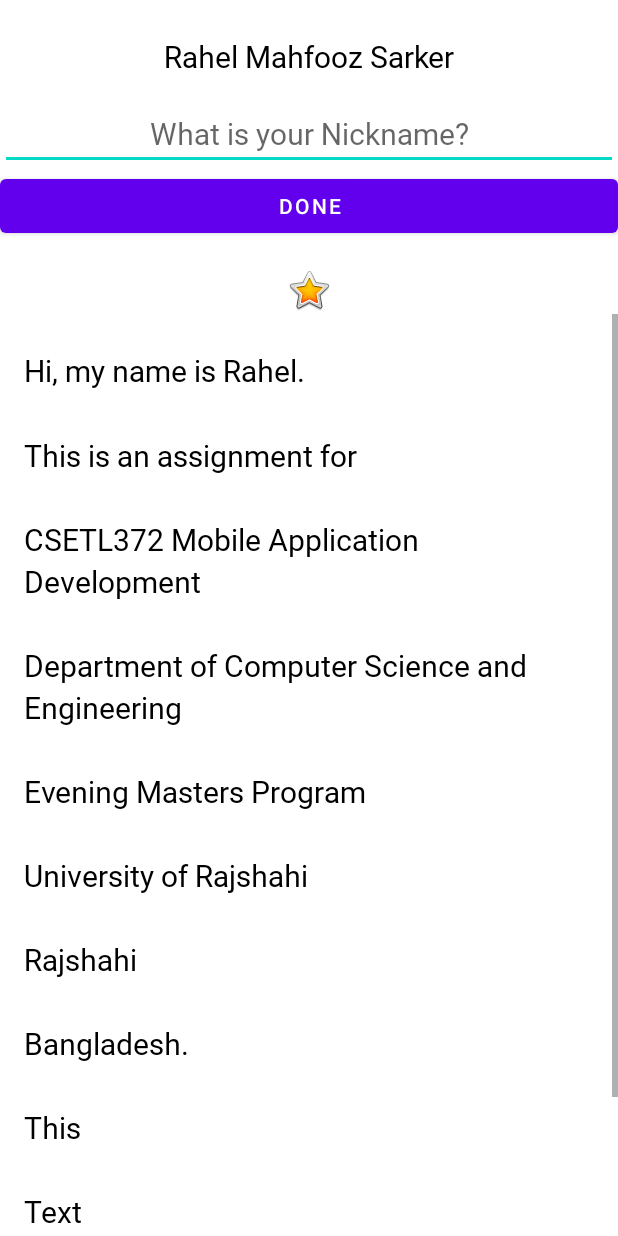
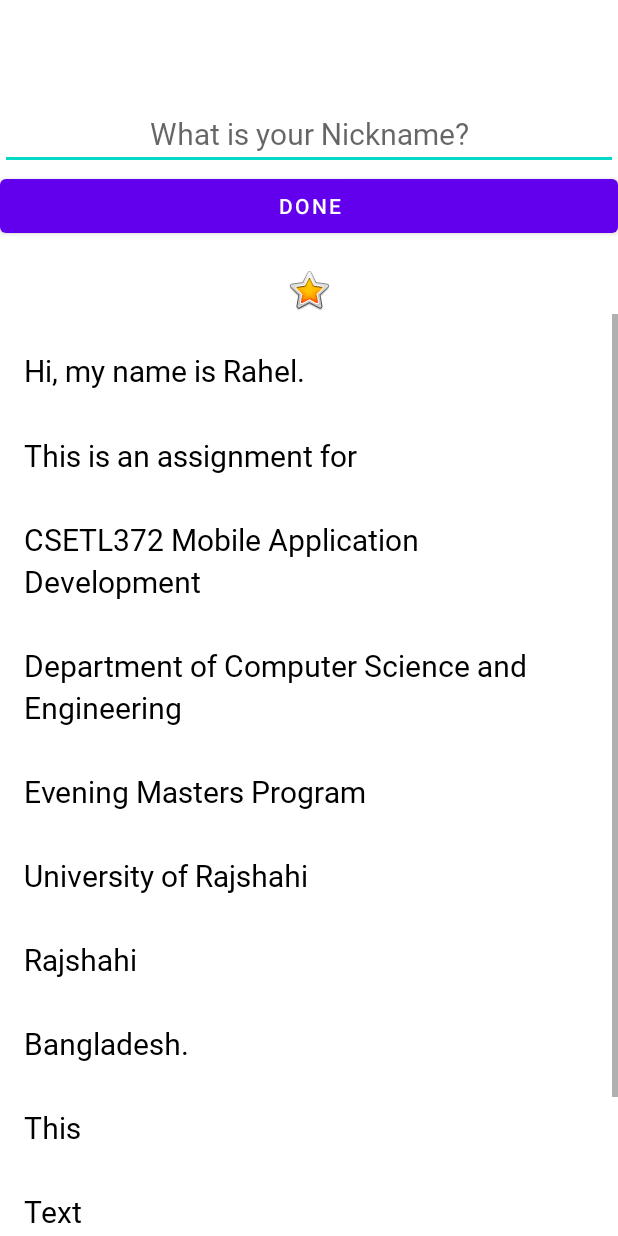
Before and after one commit to rahelsarker/DiceRoller, an Android app: the layout activity_main.xml on its own in the app's theme, with its tools: preview values and no code run, on a phone screen of 412 x 824 dp. Run offline under Robolectric (Android 15) with nearby library versions, the phone set to English and light mode, and no system bars; Roboto replaces fonts that are not available here.

```diff
--- a/app/build.gradle
+++ b/app/build.gradle
@@ -29,6 +29,10 @@ android {
     kotlinOptions {
         jvmTarget = '1.8'
     }
+
+    dataBinding {
+        enabled = true
+    }
 }
 
 dependencies {
--- /dev/null
+++ b/app/src/main/java/com/example/diceroller/MyName.kt
@@ -0,0 +1,6 @@
+package com.example.diceroller
+
+data class MyName (
+    var name: String = "",
+    var nickname: String = ""
+    )
--- a/app/src/main/res/layout/activity_main.xml
+++ b/app/src/main/res/layout/activity_main.xml
@@ -1,7 +1,15 @@
 <?xml version="1.0" encoding="utf-8"?>
-<LinearLayout xmlns:android="http://schemas.android.com/apk/res/android"
+<layout xmlns:android="http://schemas.android.com/apk/res/android"
     xmlns:app="http://schemas.android.com/apk/res-auto"
-    xmlns:tools="http://schemas.android.com/tools"
+    xmlns:tools="http://schemas.android.com/tools">
+
+    <data>
+        <variable
+            name="myName"
+            type="com.example.diceroller.MyName" />
+    </data>
+
+    <LinearLayout
         android:layout_width="match_parent"
         android:layout_height="match_parent"
         android:orientation="vertical">
@@ -11,7 +19,7 @@
             style="@style/NameStyle"
             android:layout_width="match_parent"
             android:layout_height="wrap_content"
-        android:text="@string/name"
+            android:text="@={myName.name}"
             android:textAlignment="center" />
 
         <EditText
@@ -36,7 +44,8 @@
             android:layout_width="match_parent"
             android:layout_height="wrap_content"
             android:textAlignment="center"
-        android:visibility="gone" />
+            android:visibility="gone"
+            android:text="@={myName.nickname}" />
 
         <ImageView
             android:id="@+id/star_image"
@@ -64,3 +73,4 @@
                 android:text="@string/bio" />
         </ScrollView>
     </LinearLayout>
+</layout>
```
Also changed, not shown: app/src/main/java/com/example/diceroller/MainActivity.kt (+24 -2 lines). Lines whose indentation alone changed are shown as unchanged.
